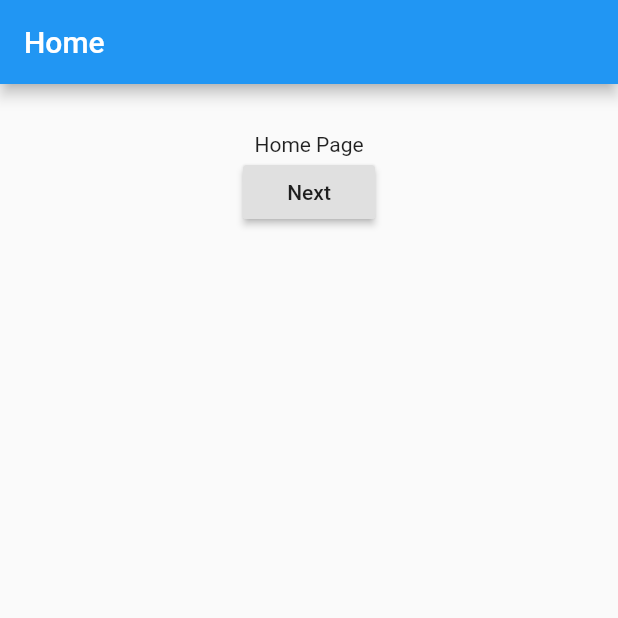
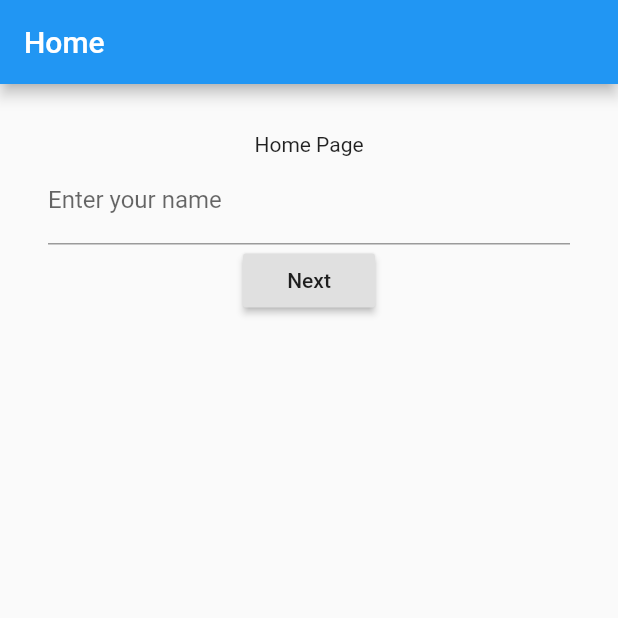
Before and after one commit to jesselima/flutter_app, a Flutter app: the screen it shows after launch, on a phone screen of 412 x 824 dp, the top half of it. Run offline on Flutter 3.47's test engine with Material 2 defaults, Android fonts, the phone set to English and light mode, and no system bars.

```diff
--- a/lib/main.dart
+++ b/lib/main.dart
@@ -2,7 +2,6 @@ import 'package:flutter/material.dart';
 
 import './screens/home.dart';
 import './screens/second.dart';
-import './screens/third.dart';
 
 void main() => runApp(MyApp());
 
@@ -17,7 +16,6 @@ class MyApp extends StatelessWidget {
         // All available pages goes here
         "/Home": (BuildContext context) => Home(),
         "/Second": (BuildContext context) => Second(),
-        "/Third": (BuildContext context) => Third(),
       },
       home: Home(), // First page to display
     );
--- /dev/null
+++ b/lib/screens/globastate.dart
@@ -0,0 +1,14 @@
+
+
+class GlobalState {
+
+  final Map<dynamic, dynamic> _data = <dynamic, dynamic>{};
+
+  // This static variable references the global state object (this class above).
+  static GlobalState instance = GlobalState._(); // Only one instance of this object will exist in the application.
+  GlobalState._(); // Calling the constructor of this instance.
+
+  set(key, value) => _data[key] = value;
+  get(dynamic key) => _data[key];
+
+}
--- a/lib/screens/home.dart
+++ b/lib/screens/home.dart
@@ -1,4 +1,6 @@
 import 'package:flutter/material.dart';
+
+import 'globastate.dart';
 
 void main() => runApp(
     new MaterialApp(
@@ -14,13 +16,22 @@ class Home extends StatefulWidget {
 
 class _Home extends State<Home> {
 
+  TextEditingController _name;
+  GlobalState _store = GlobalState.instance;
 
   @override
   void initState() {
     super.initState();
-
+    _name = TextEditingController();
+    _store.set("name", "");
+    _name.text = _store.get("name");
   }
 
+  // IMPORTANT - WE DO NOT NEED TO USE SET STATE METHOD INSIDE _onPressed() UNLESS WE NEED TO NOTIFY SOMEONE ABOUT THE STATE CHANGE
+  void _onPressed(){
+    _store.set("name", _name.text);
+    Navigator.of(context).pushNamed("/Second");
+  }
 
   @override
   Widget build(BuildContext context) {
@@ -35,7 +46,11 @@ class _Home extends State<Home> {
           child: Column(
             children: <Widget>[
               Text("Home Page"),
-              RaisedButton(onPressed: (){ Navigator.of(context).pushNamed("/Second"); }, child: Text("Next")),
+              TextField(
+                controller: _name,
+                decoration: InputDecoration(labelText: "Enter your name"),
+              ),
+              RaisedButton(onPressed: _onPressed, child: Text("Next")),
             ],
           ),
         ),
--- a/lib/screens/second.dart
+++ b/lib/screens/second.dart
@@ -1,4 +1,6 @@
 import 'package:flutter/material.dart';
+
+import 'globastate.dart';
 
 void main() => runApp(
     new MaterialApp(
@@ -16,6 +18,7 @@ class Second extends StatefulWidget {
 class _Second extends State<Second> {
 
   // TODO Declare state objects here
+  GlobalState _store = GlobalState.instance;
 
   @override
   void initState() {
@@ -42,8 +45,8 @@ class _Second extends State<Second> {
         child: Center(
           child: Column(
             children: <Widget>[
-              Text("Second Page"),
-              RaisedButton(onPressed: (){ Navigator.of(context).pushNamed("/Home"); }, child: Text("Back")),
+              Text("Hello ${_store.get("name")}"),
+              RaisedButton(onPressed: (){ Navigator.of(context).pop(); }, child: Text("Back")),
             ],
           ),
         ),
```
